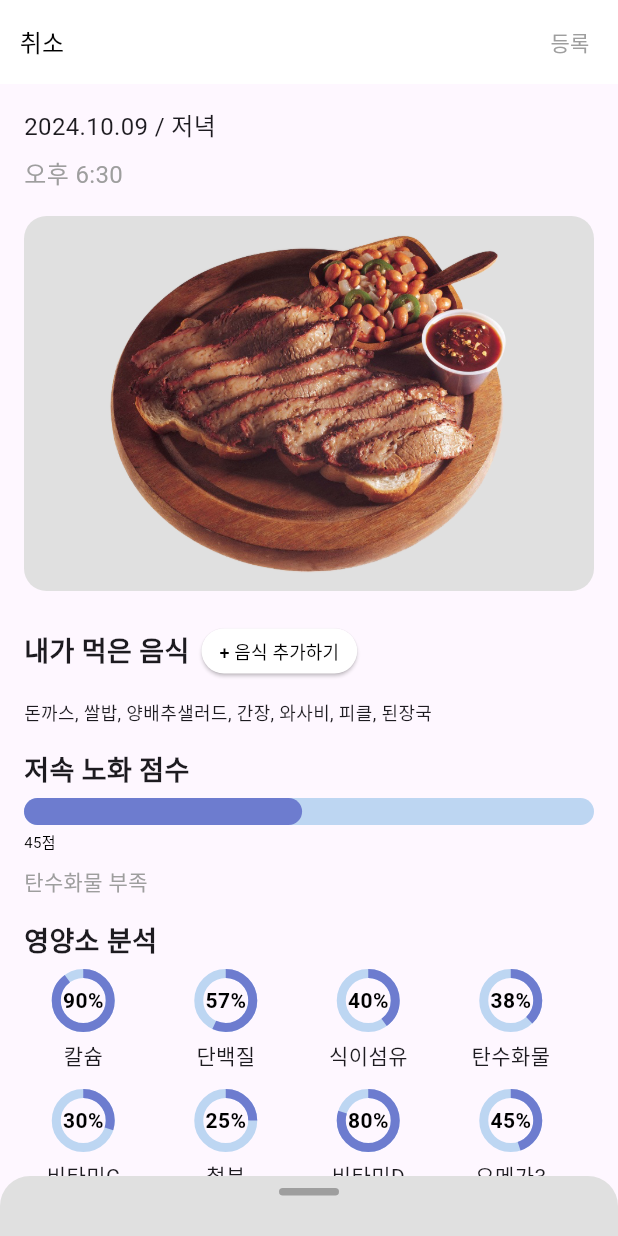
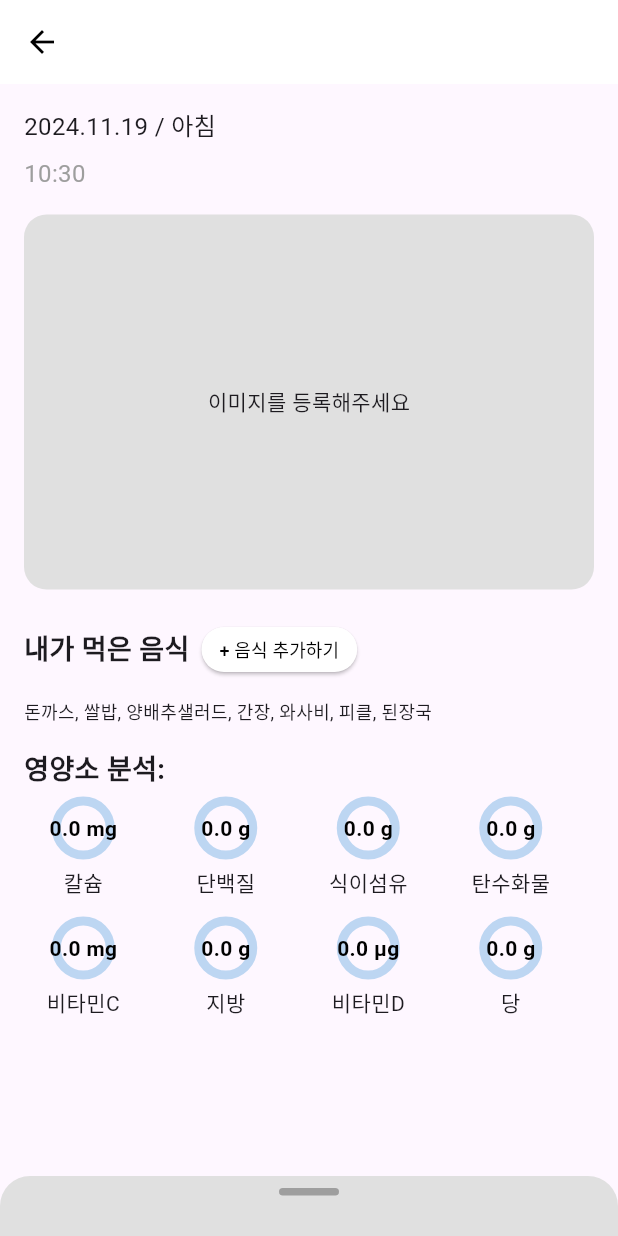
Before and after one commit to MPC-zeroCalorie/frontend, a Flutter app: the HomePage screen opened by its route, item 2 of the bottom bar chosen, on a phone screen of 412 x 824 dp. Run offline on Flutter 3.47's test engine with Material 3 defaults, Android fonts, the phone set to English and light mode, and no system bars; our stand-ins replace flutter_local_notifications, percent_indicator, permission_handler, shared_preferences, table_calendar, timezone; accounts and stored records are empty.

Commit message:
add Foodelens SDK

```diff
--- /dev/null
+++ b/lib/platform_channel.dart
@@ -0,0 +1,18 @@
+import 'package:flutter/services.dart';
+
+class MyPlatformChannel {
+  // 네이티브 채널 설정
+  static const MethodChannel _channel = MethodChannel('my_sdk_channel');
+
+  // 네이티브 메서드를 호출하는 함수
+  static Future<Map<String, dynamic>> invokeNativeMethod(String param) async {
+    try {
+      // 'myNativeMethod'라는 메서드를 호출하고, 'param' 인수를 전달합니다.
+      final result = await _channel.invokeMethod('myNativeMethod', {'param': param});
+      return Map<String, dynamic>.from(result);
+    } catch (e) {
+      // 오류 발생 시 빈 Map을 반환하거나 오류 처리를 위한 방법을 추가할 수 있습니다.
+      return {"Error": e.toString()};
+    }
+  }
+}
--- a/lib/screens/camerascreen.dart
+++ b/lib/screens/camerascreen.dart
@@ -1,6 +1,12 @@
 import 'package:flutter/material.dart';
+import 'dart:io'; // 이미지 파일을 사용하기 위해 추가
+import '../platform_channel.dart'; // 네이티브 기능 호출을 위한 platform_channel
 
 class CameraScreen extends StatefulWidget {
+  final String mealType; // 아침, 점심, 저녁을 받기 위한 변수
+
+  CameraScreen({Key? key, required this.mealType}) : super(key: key);
+
   @override
   _CameraScreenState createState() => _CameraScreenState();
 }
@@ -11,6 +17,21 @@ class _CameraScreenState extends State<CameraScreen> {
   TextEditingController _foodController = TextEditingController(
     text: '돈까스, 쌀밥, 양배추샐러드, 간장, 와사비, 피클, 된장국', // 초기 음식 텍스트 설정
   );
+
+  File? _image; // 찍은 이미지를 저장할 변수
+  Map<String, double> _nutritionInfo = {}; // 음식 영양 정보를 저장할 변수
+
+  // 최대 영양소 값을 설정하여 비율 계산에 사용
+  Map<String, double> _maxNutritionValues = {
+    "칼슘": 1000.0,      // 하루 권장 섭취량 (mg)
+    "단백질": 50.0,      // 하루 권장 섭취량 (g)
+    "식이섬유": 25.0,     // 하루 권장 섭취량 (g)
+    "탄수화물": 300.0,    // 하루 권장 섭취량 (g)
+    "비타민C": 90.0,     // 하루 권장 섭취량 (mg)
+    "지방": 70.0,       // 하루 권장 섭취량 (g)
+    "비타민D": 20.0,     // 하루 권장 섭취량 (µg)
+    "당": 50.0,         // 하루 권장 섭취량 (g)
+  };
 
   void _toggleEditMode() {
     setState(() {
@@ -24,37 +45,58 @@ class _CameraScreenState extends State<CameraScreen> {
     });
   }
 
+  // 네이티브 메서드를 호출하여 카메라 실행
+  Future<void> _invokeCameraSDK() async {
+    var result = await MyPlatformChannel.invokeNativeMethod("myNativeMethod");
+
+    // 네이티브에서 받은 결과에 따라 이미지와 음식 정보를 업데이트
+    setState(() {
+      _foodController.text = result["foodName"] ?? "음식 이름을 인식하지 못했습니다.";
+      _nutritionInfo = {
+        "칼슘": (result["nutritionInfo"]["칼슘"] as num?)?.toDouble() ?? 0.0,
+        "단백질": (result["nutritionInfo"]["단백질"] as num?)?.toDouble() ?? 0.0,
+        "식이섬유": (result["nutritionInfo"]["식이섬유"] as num?)?.toDouble() ?? 0.0,
+        "탄수화물": (result["nutritionInfo"]["탄수화물"] as num?)?.toDouble() ?? 0.0,
+        "비타민C": (result["nutritionInfo"]["비타민C"] as num?)?.toDouble() ?? 0.0,
+        "지방": (result["nutritionInfo"]["지방"] as num?)?.toDouble() ?? 0.0,
+        "비타민D": (result["nutritionInfo"]["비타민D"] as num?)?.toDouble() ?? 0.0,
+        "당": (result["nutritionInfo"]["당"] as num?)?.toDouble() ?? 0.0,
+      };
+
+      print("Received nutrition info: $_nutritionInfo"); // << 추가된 로그
+      _image = File(result["imagePath"]); // 실제 경로로 이미지 업데이트
+    });
+  }
+
+  // 비율 계산 함수
+  double calculatePercentage(String nutrient) {
+    if (_nutritionInfo.containsKey(nutrient) && _maxNutritionValues.containsKey(nutrient)) {
+      return (_nutritionInfo[nutrient]! / _maxNutritionValues[nutrient]!).clamp(0.0, 1.0);
+    }
+    return 0.0;
+  }
+
   @override
   Widget build(BuildContext context) {
     final double maxHeight = 120; // 바텀 시트 최대 높이
     final double minHeight = 40; // 바텀 시트 최소 높이
+    String today = DateTime.now().toIso8601String().split('T')[0].replaceAll('-', '.'); //현재날짜
+    String timeNow = DateTime.now().toLocal().toString().split(' ')[1].substring(0, 5); //현재시간
+
 
     return Scaffold(
       resizeToAvoidBottomInset: false, // 키보드가 올라와도 바텀 시트가 같이 올라가지 않도록 설정
       appBar: AppBar(
-        leading: TextButton(
+        leading: IconButton(
+          icon: Icon(Icons.arrow_back, color: Colors.black),
           onPressed: () {
             Navigator.pop(context, 0); // 0을 전달하여 홈 화면 인덱스로 설정
           },
-          child: Text(
-            '취소',
-            style: TextStyle(color: Colors.black, fontSize: 16),
         ),
-        ),
-        actions: [
-          TextButton(
-            onPressed: () {
-              // 등록 버튼 기능 구현
-            },
-            child: Text(
-              '등록',
-              style: TextStyle(color: Colors.grey),
-            ),
-          ),
-        ],
         backgroundColor: Colors.white,
         elevation: 0,
       ),
+
       body: Stack(
         children: [
           // 메인 컨텐츠 스크롤 가능하도록
@@ -66,12 +108,12 @@ class _CameraScreenState extends State<CameraScreen> {
                 crossAxisAlignment: CrossAxisAlignment.start,
                 children: [
                   Text(
-                    '2024.10.09 / 저녁',
+                    '$today / ${widget.mealType}', // 동적으로 날짜와 mealType 출력
                     style: TextStyle(fontSize: 16),
                   ),
                   SizedBox(height: 8),
                   Text(
-                    '오후 6:30',
+                    '$timeNow', // 현재 시간 출력
                     style: TextStyle(fontSize: 16, color: Colors.grey),
                   ),
                   SizedBox(height: 16),
@@ -85,8 +127,10 @@ class _CameraScreenState extends State<CameraScreen> {
                     ),
                     child: ClipRRect(
                       borderRadius: BorderRadius.circular(15),
-                      child: Image.asset(
-                        'assets/food.png',
+                      child: _image == null
+                          ? Center(child: Text("이미지를 등록해주세요"))
+                          : Image.file(
+                        _image!, // 네이티브 카메라에서 찍은 이미지를 표시
                         fit: BoxFit.contain,
                         width: double.infinity,
                         height: 250,
@@ -138,67 +182,20 @@ class _CameraScreenState extends State<CameraScreen> {
                     style: TextStyle(fontSize: 12),
                   ),
                   SizedBox(height: 16),
-                  _buildProgressBar('저속 노화 점수', 0.45, trailingText: '45점'),
-                  SizedBox(height: 8),
                   Text(
-                    '탄수화물 부족',
-                    style: TextStyle(color: Colors.grey),
-                  ),
-                  SizedBox(height: 16),
-                  Text(
-                    '영양소 분석',
+                    '영양소 분석: ',
                     style: TextStyle(fontSize: 18, fontWeight: FontWeight.bold),
                   ),
                   SizedBox(height: 8),
-                  _buildNutrientAnalysis(),
+                  _buildNutrientAnalysis(), // 영양소 분석을 원형 차트로 표시
                 ],
               ),
             ),
           ),
           // 제스처로 조작 가능한 바텀 시트
-          _buildGestureControlledBottomSheet(minHeight, maxHeight),
+          _buildGestureControlledBottomSheet(40, 120),
         ],
       ),
-    );
-  }
-
-  Widget _buildProgressBar(String label, double progress, {String? trailingText}) {
-    return Column(
-      crossAxisAlignment: CrossAxisAlignment.start,
-      children: [
-        Text(
-          label,
-          style: TextStyle(fontSize: 18, fontWeight: FontWeight.bold),
-        ),
-        SizedBox(height: 5),
-        Stack(
-          children: [
-            Container(
-              height: 18,
-              decoration: BoxDecoration(
-                color: const Color(0xffbdd6f2),
-                borderRadius: BorderRadius.circular(60),
-              ),
-            ),
-            Container(
-              height: 18,
-              width: MediaQuery.of(context).size.width * progress,
-              decoration: BoxDecoration(
-                color: const Color(0xff6d7ccf),
-                borderRadius: BorderRadius.circular(60),
-              ),
-            ),
-          ],
-        ),
-        if (trailingText != null)
-          Padding(
-            padding: const EdgeInsets.only(top: 4.0),
-            child: Text(
-              trailingText,
-              style: TextStyle(fontSize: 10, color: Colors.black),
-            ),
-          ),
-      ],
     );
   }
 
@@ -207,15 +204,42 @@ class _CameraScreenState extends State<CameraScreen> {
       spacing: 16.0,
       runSpacing: 16.0,
       children: [
-        _buildNutrientCircle('90%', 0.9, '칼슘'),
-        _buildNutrientCircle('57%', 0.57, '단백질'),
-        _buildNutrientCircle('40%', 0.4, '식이섬유'),
-        _buildNutrientCircle('38%', 0.38, '탄수화물'),
-        _buildNutrientCircle('30%', 0.3, '비타민C'),
-        _buildNutrientCircle('25%', 0.25, '철분'),
-        _buildNutrientCircle('80%', 0.8, '비타민D'),
-        _buildNutrientCircle('45%', 0.45, '오메가3'),
+        _buildNutrientCircle('${_nutritionInfo["칼슘"] ?? 0.0} mg', calculatePercentage("칼슘"), '칼슘'),
+        _buildNutrientCircle('${_nutritionInfo["단백질"] ?? 0.0} g', calculatePercentage("단백질"), '단백질'),
+        _buildNutrientCircle('${_nutritionInfo["식이섬유"] ?? 0.0} g', calculatePercentage("식이섬유"), '식이섬유'),
+        _buildNutrientCircle('${_nutritionInfo["탄수화물"] ?? 0.0} g', calculatePercentage("탄수화물"), '탄수화물'),
+        _buildNutrientCircle('${_nutritionInfo["비타민C"] ?? 0.0} mg', calculatePercentage("비타민C"), '비타민C'),
+        _buildNutrientCircle('${_nutritionInfo["지방"] ?? 0.0} g', calculatePercentage("지방"), '지방'),
+        _buildNutrientCircle('${_nutritionInfo["비타민D"] ?? 0.0} µg', calculatePercentage("비타민D"), '비타민D'),
+        _buildNutrientCircle('${_nutritionInfo["당"] ?? 0.0} g', calculatePercentage("당"), '당'),
       ],
+    );
+  }
+
+  Widget _buildNutrientCircle(String valueText, double value, String nutrient) {
+    return SizedBox(
+      width: MediaQuery.of(context).size.width / 4 - 24,
+      child: Column(
+        children: [
+          Stack(
+            alignment: Alignment.center,
+            children: [
+              CircularProgressIndicator(
+                value: value,
+                strokeWidth: 6.0,
+                backgroundColor: const Color(0xffbdd6f2),
+                valueColor: AlwaysStoppedAnimation<Color>(const Color(0xff6d7ccf)),
+              ),
+              Text(
+                valueText,
+                style: TextStyle(color: Colors.black, fontWeight: FontWeight.bold),
+              ),
+            ],
+          ),
+          SizedBox(height: 8),
+          Text(nutrient),
+        ],
+      ),
     );
   }
 
@@ -250,9 +274,9 @@ class _CameraScreenState extends State<CameraScreen> {
                     children: [
                       ListTile(
                         title: Center(child: Text('사진 촬영')),
-                        onTap: () {
-                          // 사진 촬영 기능
-                        },
+
+                        // 네이티브 카메라 호출
+                        onTap: _invokeCameraSDK,
                       ),
                       Divider(height: 1),
                       ListTile(
@@ -270,31 +294,4 @@ class _CameraScreenState extends State<CameraScreen> {
       ),
     );
   }
-
-  Widget _buildNutrientCircle(String percentage, double value, String nutrient) {
-    return SizedBox(
-      width: MediaQuery.of(context).size.width / 4 - 24,
-      child: Column(
-        children: [
-          Stack(
-            alignment: Alignment.center,
-            children: [
-              CircularProgressIndicator(
-                value: value,
-                strokeWidth: 6.0,
-                backgroundColor: const Color(0xffbdd6f2),
-                valueColor: AlwaysStoppedAnimation<Color>(const Color(0xff6d7ccf)),
-              ),
-              Text(
-                percentage,
-                style: TextStyle(color: Colors.black, fontWeight: FontWeight.bold),
-              ),
-            ],
-          ),
-          SizedBox(height: 8),
-          Text(nutrient),
-        ],
-      ),
-    );
 }
-}
```
Also changed, not shown: lib/main.dart (+36 -57 lines), lib/screens/home.dart (+44 -105 lines), pubspec.lock, 3 other files. Lines whose indentation alone changed are shown as unchanged.
